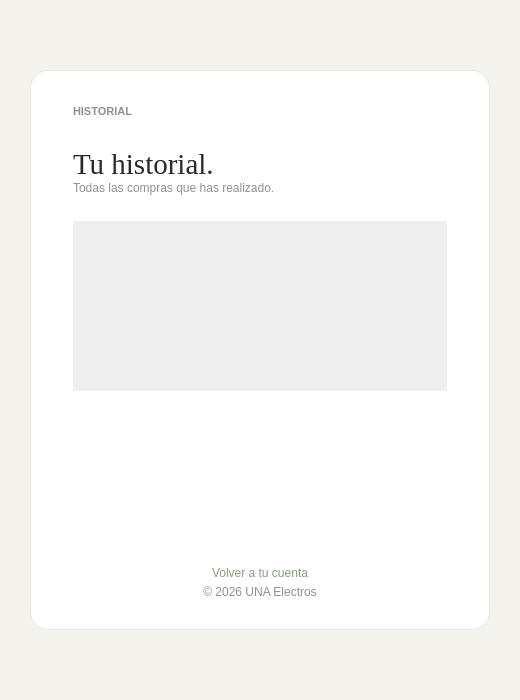
The window that proyecto progra/historial.ui (AntonyEduardoAguirre/proyectoprogramacion2) describes before a commit, drawn with Qt 5.
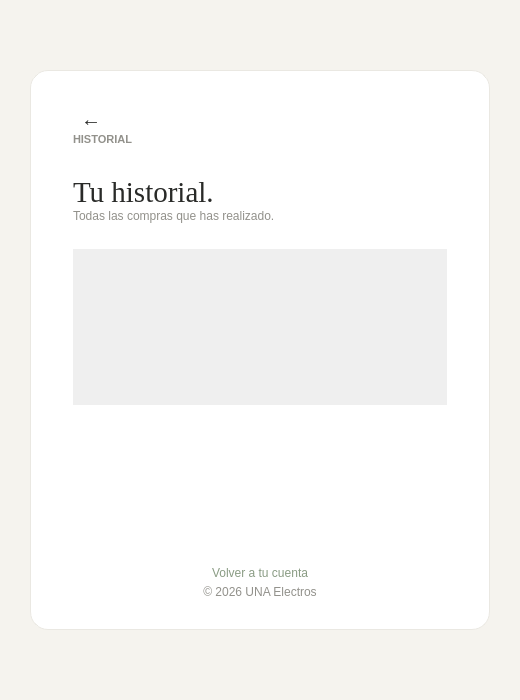
The same window after the commit.

```diff
--- a/proyecto progra/historial.ui
+++ b/proyecto progra/historial.ui
@@ -61,6 +61,19 @@
 QPushButton#btnRegresar:hover {
 	color: #788B72;
 }
+QPushButton#btnFlecha {
+	background: transparent;
+	border: none;
+	color: #292A28;
+	font-family: &quot;Segoe UI&quot;;
+	font-size: 20px;
+	font-weight: 600;
+	padding: 2px 8px;
+	border-radius: 8px;
+}
+QPushButton#btnFlecha:hover {
+	background: #EAE8E2;
+}
 QScrollArea {
 	background: transparent;
 	border: none;
@@ -141,6 +154,30 @@
         <property name="bottomMargin">
          <number>30</number>
         </property>
+        <item>
+         <layout class="QHBoxLayout" name="layoutFlecha">
+          <item>
+           <widget class="QPushButton" name="btnFlecha">
+            <property name="text">
+             <string>←</string>
+            </property>
+           </widget>
+          </item>
+          <item>
+           <spacer name="spacerFlecha">
+            <property name="orientation">
+             <enum>Qt::Orientation::Horizontal</enum>
+            </property>
+            <property name="sizeHint" stdset="0">
+             <size>
+              <width>40</width>
+              <height>20</height>
+             </size>
+            </property>
+           </spacer>
+          </item>
+         </layout>
+        </item>
         <item>
          <widget class="QLabel" name="eyebrow">
           <property name="text">
```
